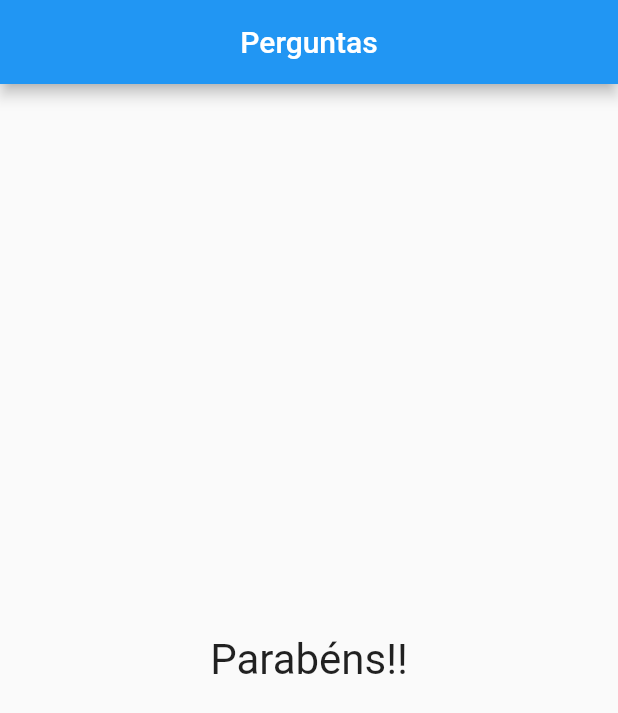
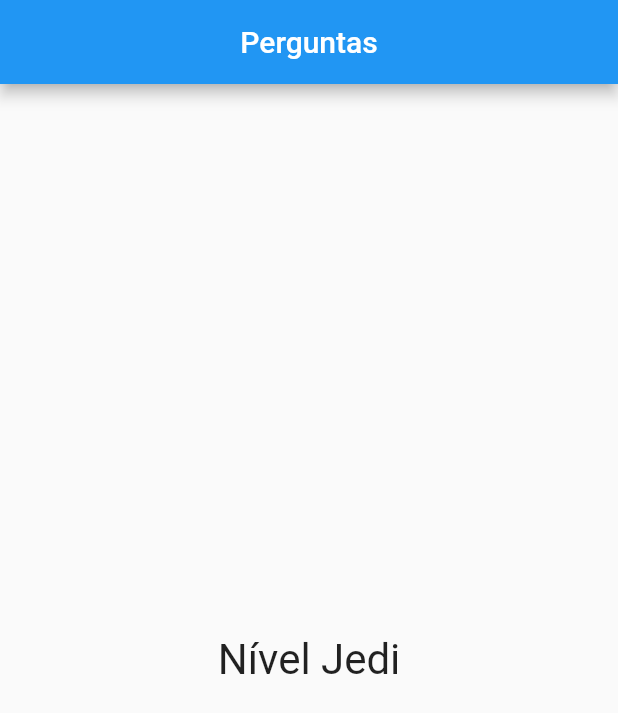
Before and after one commit to Souza83/projeto_perguntas, a Flutter app: the screen it shows after launch, after a tap on "Preto", after a tap on "Cobra", after a tap on "João", on a phone screen of 412 x 824 dp. Shown: the top 713 px of the screen. Run offline on Flutter 3.47's test engine with Material 2 defaults, Android fonts, the phone set to English and light mode, and no system bars.

Commit message:
Adicionando Pontuação #03.

```diff
--- a/lib/main.dart
+++ b/lib/main.dart
@@ -65,7 +65,7 @@ class _PerguntaAppState extends State<PerguntaApp> {
                 perguntaSelecionada: _perguntaSelecionada,
                 quandoResponder: _responder,
               )
-            : Resultado(), //
+            : Resultado(_pontuacaoTotal), //
       ),
     );
   }
--- a/lib/resultado.dart
+++ b/lib/resultado.dart
@@ -1,11 +1,25 @@
 import 'package:flutter/material.dart';
 
 class Resultado extends StatelessWidget {
+  final int pontuacao;
+
+  Resultado(this.pontuacao); //Construtor
+
+  String get fraseResultado {
+    if (pontuacao < 8) {
+      return 'Parabéns!';
+    } else if (pontuacao < 16) {
+      return 'Impressionante!';
+    } else {
+      return 'Nível Jedi';
+    }
+  }
+
   @override
   Widget build(BuildContext context) {
     return Center(
       child: Text(
-        'Parabéns!!',
+        fraseResultado,
         style: TextStyle(fontSize: 28),
       ),
     );
```
